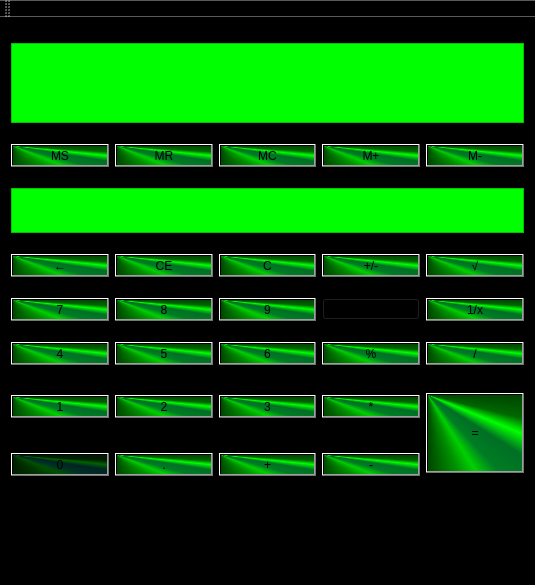
Above: mainwindow.ui from GremSnoort/Calc before the change. Below: the same form after it.
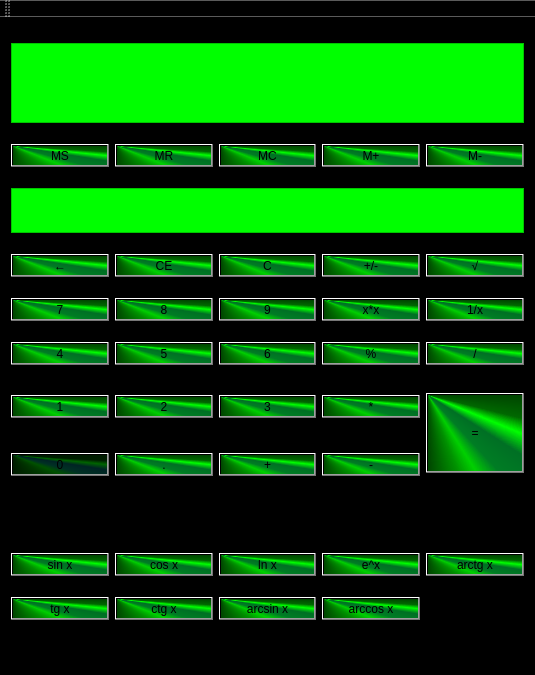
That is the form after the change.

```diff
--- a/mainwindow.ui
+++ b/mainwindow.ui
@@ -7,7 +7,7 @@
     <x>0</x>
     <y>0</y>
     <width>535</width>
-    <height>585</height>
+    <height>675</height>
    </rect>
   </property>
   <property name="windowTitle">
@@ -176,6 +176,9 @@
     </item>
     <item row="4" column="3">
      <widget class="QPushButton" name="XinSquare">
+      <property name="styleSheet">
+       <string notr="true">background-color: qconicalgradient(cx:0, cy:0, angle:135, stop:0 rgba(0, 255, 0, 69), stop:0.375 rgba(0, 255, 0, 69), stop:0.423533 rgba(0, 255, 0, 145), stop:0.45 rgba(0, 255, 0, 208), stop:0.477581 rgba(0, 244, 71, 130), stop:0.518717 rgba(0, 218, 71, 130), stop:0.55 rgba(0, 255, 0, 255), stop:0.57754 rgba(0, 203, 0, 130), stop:0.625 rgba(0, 255, 0, 69), stop:1 rgba(0, 255, 0, 69));</string>
+      </property>
       <property name="text">
        <string>x*x</string>
       </property>
@@ -354,6 +357,97 @@
       </property>
      </widget>
     </item>
+    <item row="9" column="0">
+     <widget class="QPushButton" name="SinusX">
+      <property name="styleSheet">
+       <string notr="true">background-color: qconicalgradient(cx:0, cy:0, angle:135, stop:0 rgba(0, 255, 0, 69), stop:0.375 rgba(0, 255, 0, 69), stop:0.423533 rgba(0, 255, 0, 145), stop:0.45 rgba(0, 255, 0, 208), stop:0.477581 rgba(0, 244, 71, 130), stop:0.518717 rgba(0, 218, 71, 130), stop:0.55 rgba(0, 255, 0, 255), stop:0.57754 rgba(0, 203, 0, 130), stop:0.625 rgba(0, 255, 0, 69), stop:1 rgba(0, 255, 0, 69));</string>
+      </property>
+      <property name="text">
+       <string>sin x</string>
+      </property>
+     </widget>
+    </item>
+    <item row="9" column="1">
+     <widget class="QPushButton" name="CosinusX">
+      <property name="styleSheet">
+       <string notr="true">background-color: qconicalgradient(cx:0, cy:0, angle:135, stop:0 rgba(0, 255, 0, 69), stop:0.375 rgba(0, 255, 0, 69), stop:0.423533 rgba(0, 255, 0, 145), stop:0.45 rgba(0, 255, 0, 208), stop:0.477581 rgba(0, 244, 71, 130), stop:0.518717 rgba(0, 218, 71, 130), stop:0.55 rgba(0, 255, 0, 255), stop:0.57754 rgba(0, 203, 0, 130), stop:0.625 rgba(0, 255, 0, 69), stop:1 rgba(0, 255, 0, 69));
+</string>
+      </property>
+      <property name="text">
+       <string>cos x</string>
+      </property>
+     </widget>
+    </item>
+    <item row="9" column="2">
+     <widget class="QPushButton" name="LnX">
+      <property name="styleSheet">
+       <string notr="true">background-color: qconicalgradient(cx:0, cy:0, angle:135, stop:0 rgba(0, 255, 0, 69), stop:0.375 rgba(0, 255, 0, 69), stop:0.423533 rgba(0, 255, 0, 145), stop:0.45 rgba(0, 255, 0, 208), stop:0.477581 rgba(0, 244, 71, 130), stop:0.518717 rgba(0, 218, 71, 130), stop:0.55 rgba(0, 255, 0, 255), stop:0.57754 rgba(0, 203, 0, 130), stop:0.625 rgba(0, 255, 0, 69), stop:1 rgba(0, 255, 0, 69));</string>
+      </property>
+      <property name="text">
+       <string>ln x</string>
+      </property>
+     </widget>
+    </item>
+    <item row="9" column="3">
+     <widget class="QPushButton" name="ExpX">
+      <property name="styleSheet">
+       <string notr="true">background-color: qconicalgradient(cx:0, cy:0, angle:135, stop:0 rgba(0, 255, 0, 69), stop:0.375 rgba(0, 255, 0, 69), stop:0.423533 rgba(0, 255, 0, 145), stop:0.45 rgba(0, 255, 0, 208), stop:0.477581 rgba(0, 244, 71, 130), stop:0.518717 rgba(0, 218, 71, 130), stop:0.55 rgba(0, 255, 0, 255), stop:0.57754 rgba(0, 203, 0, 130), stop:0.625 rgba(0, 255, 0, 69), stop:1 rgba(0, 255, 0, 69));</string>
+      </property>
+      <property name="text">
+       <string>e^x</string>
+      </property>
+     </widget>
+    </item>
+    <item row="9" column="4">
+     <widget class="QPushButton" name="ArctgX">
+      <property name="styleSheet">
+       <string notr="true">background-color: qconicalgradient(cx:0, cy:0, angle:135, stop:0 rgba(0, 255, 0, 69), stop:0.375 rgba(0, 255, 0, 69), stop:0.423533 rgba(0, 255, 0, 145), stop:0.45 rgba(0, 255, 0, 208), stop:0.477581 rgba(0, 244, 71, 130), stop:0.518717 rgba(0, 218, 71, 130), stop:0.55 rgba(0, 255, 0, 255), stop:0.57754 rgba(0, 203, 0, 130), stop:0.625 rgba(0, 255, 0, 69), stop:1 rgba(0, 255, 0, 69));</string>
+      </property>
+      <property name="text">
+       <string>arctg x</string>
+      </property>
+     </widget>
+    </item>
+    <item row="10" column="0">
+     <widget class="QPushButton" name="TgX">
+      <property name="styleSheet">
+       <string notr="true">background-color: qconicalgradient(cx:0, cy:0, angle:135, stop:0 rgba(0, 255, 0, 69), stop:0.375 rgba(0, 255, 0, 69), stop:0.423533 rgba(0, 255, 0, 145), stop:0.45 rgba(0, 255, 0, 208), stop:0.477581 rgba(0, 244, 71, 130), stop:0.518717 rgba(0, 218, 71, 130), stop:0.55 rgba(0, 255, 0, 255), stop:0.57754 rgba(0, 203, 0, 130), stop:0.625 rgba(0, 255, 0, 69), stop:1 rgba(0, 255, 0, 69));</string>
+      </property>
+      <property name="text">
+       <string>tg x</string>
+      </property>
+     </widget>
+    </item>
+    <item row="10" column="1">
+     <widget class="QPushButton" name="CtgX">
+      <property name="styleSheet">
+       <string notr="true">background-color: qconicalgradient(cx:0, cy:0, angle:135, stop:0 rgba(0, 255, 0, 69), stop:0.375 rgba(0, 255, 0, 69), stop:0.423533 rgba(0, 255, 0, 145), stop:0.45 rgba(0, 255, 0, 208), stop:0.477581 rgba(0, 244, 71, 130), stop:0.518717 rgba(0, 218, 71, 130), stop:0.55 rgba(0, 255, 0, 255), stop:0.57754 rgba(0, 203, 0, 130), stop:0.625 rgba(0, 255, 0, 69), stop:1 rgba(0, 255, 0, 69));</string>
+      </property>
+      <property name="text">
+       <string>ctg x</string>
+      </property>
+     </widget>
+    </item>
+    <item row="10" column="2">
+     <widget class="QPushButton" name="ArcsinX">
+      <property name="styleSheet">
+       <string notr="true">background-color: qconicalgradient(cx:0, cy:0, angle:135, stop:0 rgba(0, 255, 0, 69), stop:0.375 rgba(0, 255, 0, 69), stop:0.423533 rgba(0, 255, 0, 145), stop:0.45 rgba(0, 255, 0, 208), stop:0.477581 rgba(0, 244, 71, 130), stop:0.518717 rgba(0, 218, 71, 130), stop:0.55 rgba(0, 255, 0, 255), stop:0.57754 rgba(0, 203, 0, 130), stop:0.625 rgba(0, 255, 0, 69), stop:1 rgba(0, 255, 0, 69));</string>
+      </property>
+      <property name="text">
+       <string>arcsin x</string>
+      </property>
+     </widget>
+    </item>
+    <item row="10" column="3">
+     <widget class="QPushButton" name="ArccosX">
+      <property name="styleSheet">
+       <string notr="true">background-color: qconicalgradient(cx:0, cy:0, angle:135, stop:0 rgba(0, 255, 0, 69), stop:0.375 rgba(0, 255, 0, 69), stop:0.423533 rgba(0, 255, 0, 145), stop:0.45 rgba(0, 255, 0, 208), stop:0.477581 rgba(0, 244, 71, 130), stop:0.518717 rgba(0, 218, 71, 130), stop:0.55 rgba(0, 255, 0, 255), stop:0.57754 rgba(0, 203, 0, 130), stop:0.625 rgba(0, 255, 0, 69), stop:1 rgba(0, 255, 0, 69));</string>
+      </property>
+      <property name="text">
+       <string>arccos x</string>
+      </property>
+     </widget>
+    </item>
    </layout>
   </widget>
   <widget class="QMenuBar" name="menuBar">
```
